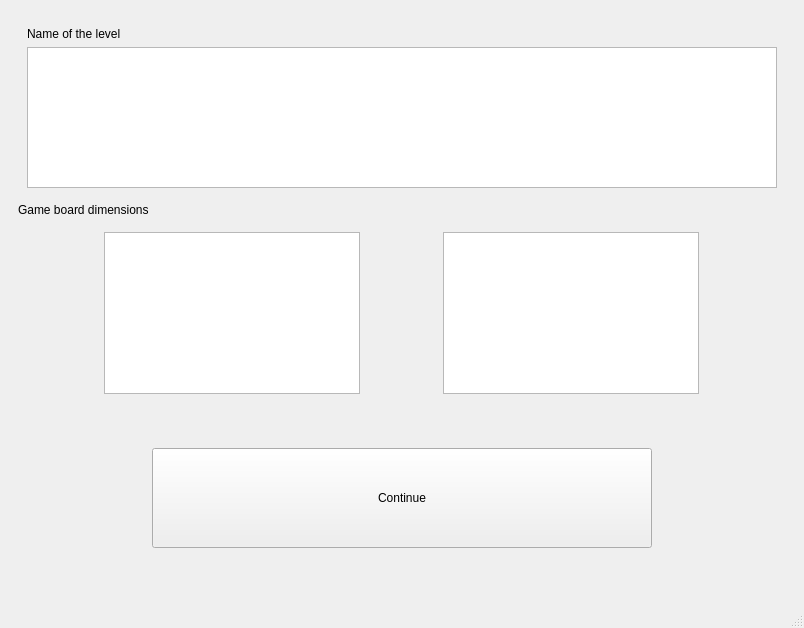
Old version of the form zarovka.ui in the repository HRALYB-PYGAME/IFJ.
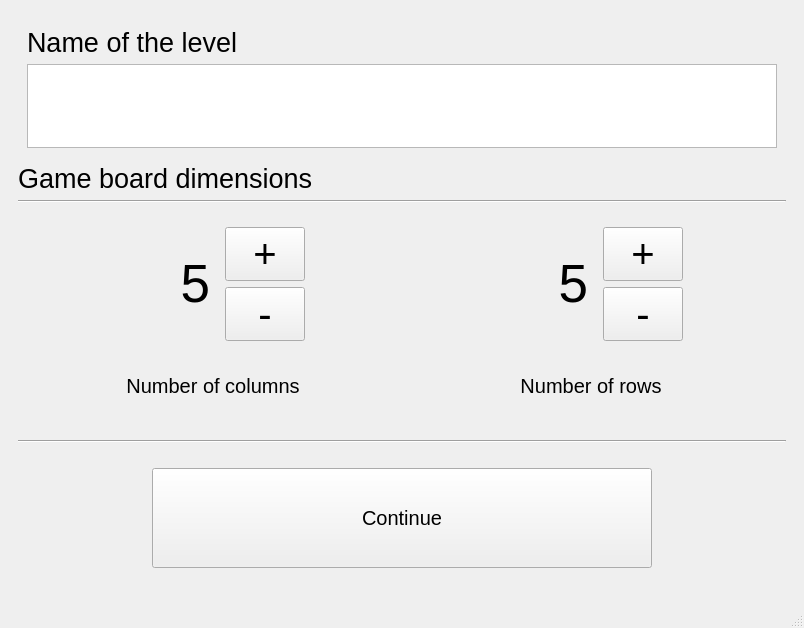
New version of the form. The open tabs and pages were chosen to show the change.

Commit message: je to pekne

Patch:
```diff
--- a/zarovka.ui
+++ b/zarovka.ui
@@ -656,68 +656,279 @@
           <property name="sizePolicy">
            <sizepolicy hsizetype="Preferred" vsizetype="Preferred">
             <horstretch>0</horstretch>
-            <verstretch>1</verstretch>
+            <verstretch>2</verstretch>
            </sizepolicy>
           </property>
           <layout class="QVBoxLayout" name="verticalLayout_5">
            <item>
             <widget class="QLabel" name="label_4">
+             <property name="font">
+              <font>
+               <pointsize>20</pointsize>
+              </font>
+             </property>
              <property name="text">
               <string>Name of the level</string>
              </property>
             </widget>
            </item>
            <item>
-            <widget class="QTextEdit" name="textEdit"/>
+            <widget class="QTextEdit" name="textEdit">
+             <property name="font">
+              <font>
+               <pointsize>15</pointsize>
+              </font>
+             </property>
+            </widget>
            </item>
           </layout>
          </widget>
         </item>
         <item>
          <widget class="QLabel" name="label_6">
+          <property name="font">
+           <font>
+            <pointsize>20</pointsize>
+           </font>
+          </property>
           <property name="text">
            <string>Game board dimensions</string>
           </property>
          </widget>
         </item>
+        <item>
+         <widget class="Line" name="line_6">
+          <property name="orientation">
+           <enum>Qt::Orientation::Horizontal</enum>
+          </property>
+         </widget>
+        </item>
         <item>
          <widget class="QWidget" name="widget_8" native="true">
           <property name="sizePolicy">
            <sizepolicy hsizetype="Preferred" vsizetype="Preferred">
             <horstretch>0</horstretch>
-            <verstretch>1</verstretch>
+            <verstretch>2</verstretch>
            </sizepolicy>
           </property>
+          <property name="font">
+           <font>
+            <fontweight>Medium</fontweight>
+           </font>
+          </property>
           <layout class="QHBoxLayout" name="horizontalLayout_5">
            <item>
-            <widget class="QTextEdit" name="textEdit_2">
+            <widget class="QLabel" name="widthlabel">
              <property name="sizePolicy">
-              <sizepolicy hsizetype="Maximum" vsizetype="Maximum">
-               <horstretch>0</horstretch>
+              <sizepolicy hsizetype="Preferred" vsizetype="Preferred">
+               <horstretch>1</horstretch>
                <verstretch>0</verstretch>
               </sizepolicy>
              </property>
+             <property name="font">
+              <font>
+               <pointsize>40</pointsize>
+               <fontweight>Medium</fontweight>
+              </font>
+             </property>
+             <property name="layoutDirection">
+              <enum>Qt::LayoutDirection::RightToLeft</enum>
+             </property>
+             <property name="text">
+              <string>5</string>
+             </property>
+             <property name="alignment">
+              <set>Qt::AlignmentFlag::AlignRight|Qt::AlignmentFlag::AlignTrailing|Qt::AlignmentFlag::AlignVCenter</set>
+             </property>
             </widget>
            </item>
            <item>
-            <widget class="QTextEdit" name="textEdit_3">
+            <widget class="QWidget" name="widget_10" native="true">
              <property name="sizePolicy">
-              <sizepolicy hsizetype="Maximum" vsizetype="Maximum">
-               <horstretch>0</horstretch>
+              <sizepolicy hsizetype="Preferred" vsizetype="Preferred">
+               <horstretch>1</horstretch>
                <verstretch>0</verstretch>
               </sizepolicy>
              </property>
+             <layout class="QVBoxLayout" name="verticalLayout_6">
+              <item>
+               <widget class="QPushButton" name="widthplus">
+                <property name="sizePolicy">
+                 <sizepolicy hsizetype="Maximum" vsizetype="Minimum">
+                  <horstretch>0</horstretch>
+                  <verstretch>0</verstretch>
+                 </sizepolicy>
+                </property>
+                <property name="font">
+                 <font>
+                  <pointsize>30</pointsize>
+                  <bold>false</bold>
+                 </font>
+                </property>
+                <property name="text">
+                 <string>+</string>
+                </property>
+               </widget>
+              </item>
+              <item>
+               <widget class="QPushButton" name="widthminus">
+                <property name="sizePolicy">
+                 <sizepolicy hsizetype="Maximum" vsizetype="Minimum">
+                  <horstretch>0</horstretch>
+                  <verstretch>0</verstretch>
+                 </sizepolicy>
+                </property>
+                <property name="font">
+                 <font>
+                  <pointsize>30</pointsize>
+                  <fontweight>Medium</fontweight>
+                 </font>
+                </property>
+                <property name="text">
+                 <string>-</string>
+                </property>
+               </widget>
+              </item>
+             </layout>
             </widget>
            </item>
+           <item>
+            <widget class="QLabel" name="heightlabel">
+             <property name="sizePolicy">
+              <sizepolicy hsizetype="Preferred" vsizetype="Preferred">
+               <horstretch>1</horstretch>
+               <verstretch>0</verstretch>
+              </sizepolicy>
+             </property>
+             <property name="font">
+              <font>
+               <pointsize>40</pointsize>
+               <fontweight>Medium</fontweight>
+              </font>
+             </property>
+             <property name="text">
+              <string>5</string>
+             </property>
+             <property name="alignment">
+              <set>Qt::AlignmentFlag::AlignRight|Qt::AlignmentFlag::AlignTrailing|Qt::AlignmentFlag::AlignVCenter</set>
+             </property>
+            </widget>
+           </item>
+           <item>
+            <widget class="QWidget" name="widget_11" native="true">
+             <property name="sizePolicy">
+              <sizepolicy hsizetype="Preferred" vsizetype="Preferred">
+               <horstretch>1</horstretch>
+               <verstretch>0</verstretch>
+              </sizepolicy>
+             </property>
+             <layout class="QVBoxLayout" name="verticalLayout_7">
+              <item>
+               <widget class="QPushButton" name="heightplus">
+                <property name="sizePolicy">
+                 <sizepolicy hsizetype="Maximum" vsizetype="Minimum">
+                  <horstretch>0</horstretch>
+                  <verstretch>0</verstretch>
+                 </sizepolicy>
+                </property>
+                <property name="font">
+                 <font>
+                  <pointsize>30</pointsize>
+                  <fontweight>Medium</fontweight>
+                 </font>
+                </property>
+                <property name="text">
+                 <string>+</string>
+                </property>
+               </widget>
+              </item>
+              <item>
+               <widget class="QPushButton" name="heightminus">
+                <property name="sizePolicy">
+                 <sizepolicy hsizetype="Maximum" vsizetype="Minimum">
+                  <horstretch>0</horstretch>
+                  <verstretch>0</verstretch>
+                 </sizepolicy>
+                </property>
+                <property name="font">
+                 <font>
+                  <pointsize>30</pointsize>
+                  <fontweight>Medium</fontweight>
+                 </font>
+                </property>
+                <property name="text">
+                 <string>-</string>
+                </property>
+               </widget>
+              </item>
+             </layout>
+            </widget>
+           </item>
           </layout>
          </widget>
         </item>
+        <item>
+         <widget class="QWidget" name="widget_12" native="true">
+          <property name="sizePolicy">
+           <sizepolicy hsizetype="Preferred" vsizetype="Preferred">
+            <horstretch>0</horstretch>
+            <verstretch>1</verstretch>
+           </sizepolicy>
+          </property>
+          <property name="font">
+           <font>
+            <pointsize>15</pointsize>
+            <bold>false</bold>
+           </font>
+          </property>
+          <layout class="QHBoxLayout" name="horizontalLayout_7">
+           <item>
+            <widget class="QLabel" name="label_9">
+             <property name="font">
+              <font>
+               <pointsize>15</pointsize>
+               <bold>false</bold>
+              </font>
+             </property>
+             <property name="text">
+              <string>Number of columns</string>
+             </property>
+             <property name="alignment">
+              <set>Qt::AlignmentFlag::AlignHCenter|Qt::AlignmentFlag::AlignTop</set>
+             </property>
+            </widget>
+           </item>
+           <item>
+            <widget class="QLabel" name="label_10">
+             <property name="text">
+              <string>Number of rows</string>
+             </property>
+             <property name="alignment">
+              <set>Qt::AlignmentFlag::AlignHCenter|Qt::AlignmentFlag::AlignTop</set>
+             </property>
+            </widget>
+           </item>
+          </layout>
+         </widget>
+        </item>
+        <item>
+         <widget class="Line" name="line_5">
+          <property name="font">
+           <font>
+            <fontweight>Medium</fontweight>
+           </font>
+          </property>
+          <property name="orientation">
+           <enum>Qt::Orientation::Horizontal</enum>
+          </property>
+         </widget>
+        </item>
         <item>
          <widget class="QWidget" name="widget_9" native="true">
           <property name="sizePolicy">
            <sizepolicy hsizetype="Preferred" vsizetype="Preferred">
             <horstretch>0</horstretch>
-            <verstretch>1</verstretch>
+            <verstretch>2</verstretch>
            </sizepolicy>
           </property>
           <layout class="QHBoxLayout" name="horizontalLayout_6">
@@ -735,6 +946,11 @@
                <height>100</height>
               </size>
              </property>
+             <property name="font">
+              <font>
+               <pointsize>15</pointsize>
+              </font>
+             </property>
              <property name="text">
               <string>Continue</string>
              </property>
```
Left out of the diff: 2 changed lines with no effect on the pictures. The commit also changes 2 other files.
